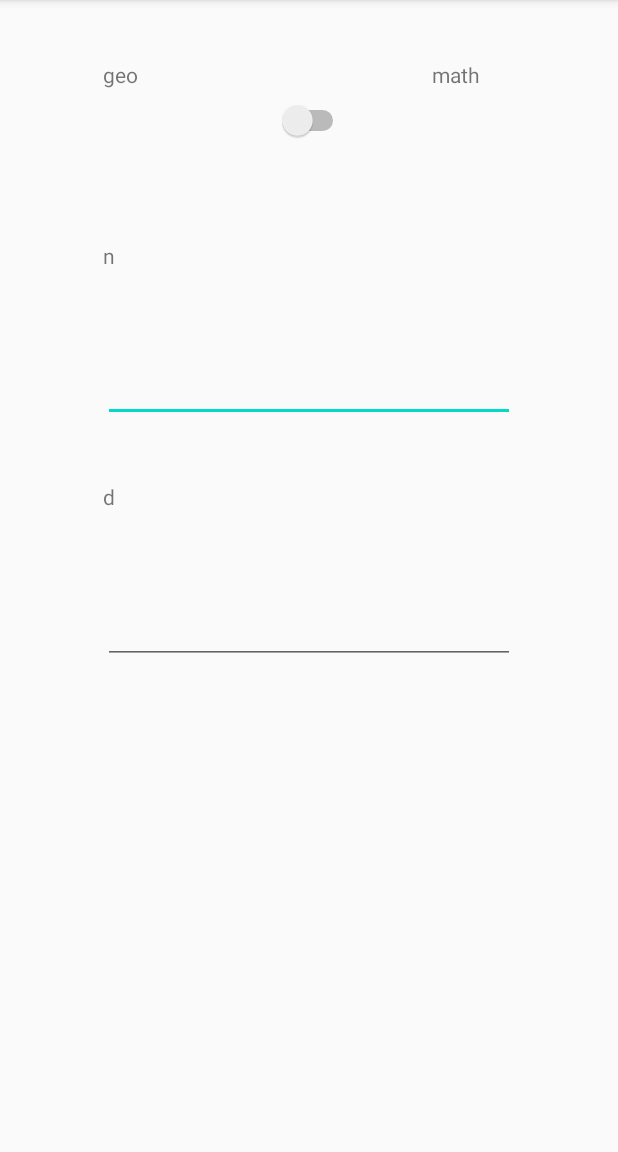
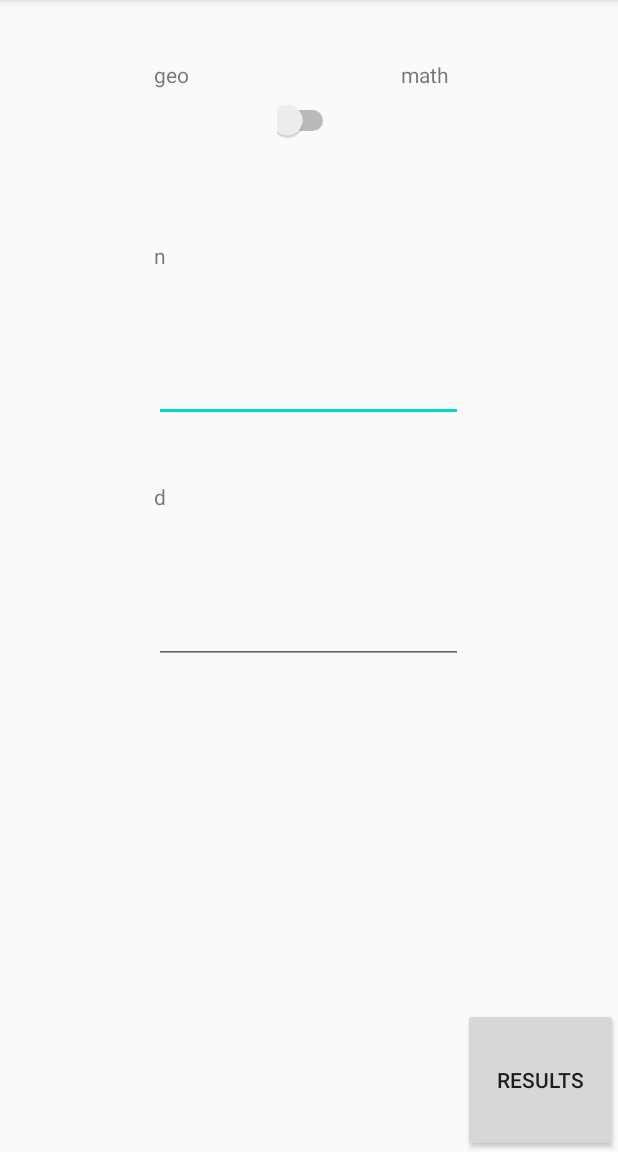
Before and after one commit to OriOfek/lesson2Ori, an Android app: the screen it shows after launch (MainActivity), on a phone screen of 412 x 824 dp, the part 84-1236 px from its top. Run offline under Robolectric (Android 15) with nearby library versions, the phone set to English and light mode, and no system bars.

Commit message:
seconnd activity design

```diff
--- a/app/src/main/AndroidManifest.xml
+++ b/app/src/main/AndroidManifest.xml
@@ -9,6 +9,7 @@
         android:roundIcon="@mipmap/ic_launcher_round"
         android:supportsRtl="true"
         android:theme="@style/AppTheme">
+        <activity android:name=".results"></activity>
         <activity android:name=".MainActivity">
             <intent-filter>
                 <action android:name="android.intent.action.MAIN" />
--- a/app/src/main/java/com/example/lesson2ori/MainActivity.java
+++ b/app/src/main/java/com/example/lesson2ori/MainActivity.java
@@ -2,13 +2,32 @@ package com.example.lesson2ori;
 
 import androidx.appcompat.app.AppCompatActivity;
 
+import android.content.Intent;
 import android.os.Bundle;
+import android.view.View;
+import android.widget.EditText;
+import android.widget.Switch;
 
 public class MainActivity extends AppCompatActivity {
+    Switch s;
+    EditText etn;
+    Intent si;
+    EditText etd;
 
     @Override
     protected void onCreate(Bundle savedInstanceState) {
         super.onCreate(savedInstanceState);
         setContentView(R.layout.activity_main);
+        s = (Switch) findViewById(R.id.sw);
+        etn = (EditText)findViewById(R.id.etn);
+        etd = (EditText)findViewById(R.id.etd);
+    }
+
+    public void results(View view) {
+        si = new Intent(this,results.class);
+        si.putExtra("type",s.isChecked());
+        si.putExtra("d",etd.getText());
+        si.putExtra("n",etn.getText());
+        startActivity(si);
     }
 }
--- a/app/src/main/res/layout/activity_main.xml
+++ b/app/src/main/res/layout/activity_main.xml
@@ -9,7 +9,7 @@
     <Space
         android:layout_width="0px"
         android:layout_height="match_parent"
-        android:layout_weight="1" />
+        android:layout_weight="2" />
 
     <LinearLayout
         android:layout_width="0dp"
@@ -70,6 +70,7 @@
             android:text="n" />
 
         <EditText
+            android:id="@+id/etn"
             android:layout_width="match_parent"
             android:layout_height="0px"
             android:layout_weight="2
@@ -89,6 +90,8 @@
             android:text="d" />
 
         <EditText
+
+            android:id="@+id/etd"
             android:layout_width="match_parent"
             android:layout_height="0px"
             android:layout_weight="2"
@@ -102,8 +105,22 @@
 
     </LinearLayout>
 
-    <Space
+    <LinearLayout
         android:layout_width="0px"
         android:layout_height="match_parent"
-        android:layout_weight="1" />
+        android:layout_weight="2"
+        android:orientation="vertical">
+
+        <Space
+            android:layout_width="match_parent"
+            android:layout_height="0px"
+            android:layout_weight="7" />
+
+        <Button
+            android:layout_width="match_parent"
+            android:layout_height="0px"
+            android:onClick="results"
+            android:layout_weight="1"
+            android:text="results" />
+    </LinearLayout>
 </LinearLayout>
```
Also changed, not shown: app/src/main/java/com/example/lesson2ori/results.java (added, +14 -0 lines), app/src/main/res/layout/activity_results.xml (added, +155 -0 lines).
